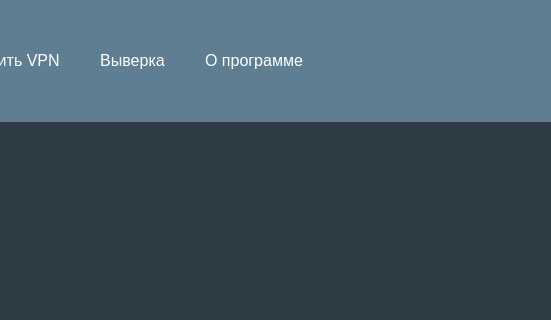
First picture: the form in project_v2/ui_forms/MainWindow_new.ui, repository ShilkinYuV/OPERO_PDS, before the edit; both pictures show x 562 to 1113 and y 0 to 320 of the 1113 by 854 pixel window.
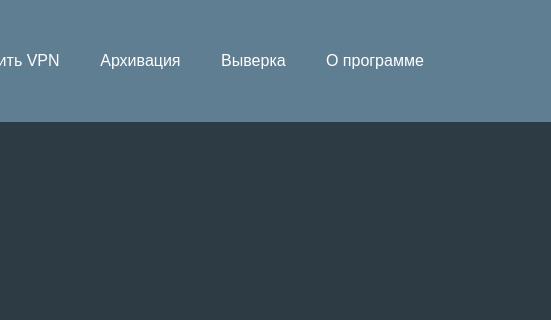
Second picture: the form after the edit. Icons and pictures are not drawn.

The edit to the form file:
```diff
--- a/project_v2/ui_forms/MainWindow_new.ui
+++ b/project_v2/ui_forms/MainWindow_new.ui
@@ -184,6 +184,18 @@
            </property>
           </widget>
          </item>
+         <item>
+          <widget class="QPushButton" name="pbutton_make_archive">
+           <property name="font">
+            <font>
+             <pointsize>12</pointsize>
+            </font>
+           </property>
+           <property name="text">
+            <string>Архивация</string>
+           </property>
+          </widget>
+         </item>
          <item>
           <widget class="QPushButton" name="pbutton_viverka">
            <property name="font">
```
